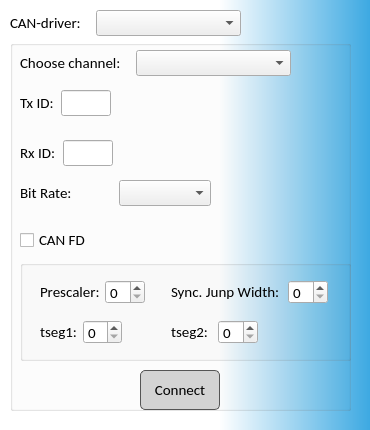
Qt form connectcandialog.ui (Dimkostyanichtov/UdsDiagnosticTool) before a commit.
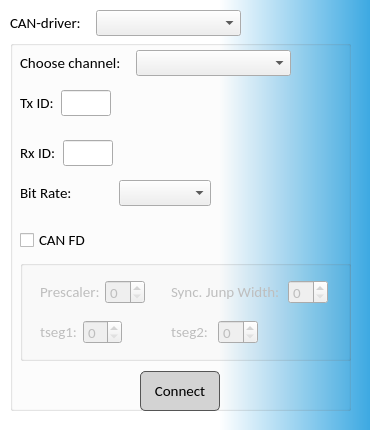
The same form after that commit. Icons and pictures are not drawn.

```diff
--- a/connectcandialog.ui
+++ b/connectcandialog.ui
@@ -69,7 +69,10 @@
      <string>CAN FD</string>
     </property>
    </widget>
-   <widget class="QGroupBox" name="groupBox">
+   <widget class="QGroupBox" name="canfdGroupBox">
+    <property name="enabled">
+     <bool>false</bool>
+    </property>
     <property name="geometry">
      <rect>
       <x>10</x>
@@ -81,7 +84,7 @@
     <property name="title">
      <string/>
     </property>
-    <widget class="QWidget" name="">
+    <widget class="QWidget" name="layoutWidget">
      <property name="geometry">
       <rect>
        <x>20</x>
@@ -128,7 +131,7 @@
       </item>
      </layout>
     </widget>
-    <widget class="QWidget" name="">
+    <widget class="QWidget" name="layoutWidget">
      <property name="geometry">
       <rect>
        <x>150</x>
@@ -175,7 +178,7 @@
       </item>
      </layout>
     </widget>
-    <widget class="QWidget" name="">
+    <widget class="QWidget" name="layoutWidget">
      <property name="geometry">
       <rect>
        <x>20</x>
@@ -222,7 +225,7 @@
       </item>
      </layout>
     </widget>
-    <widget class="QWidget" name="">
+    <widget class="QWidget" name="layoutWidget">
      <property name="geometry">
       <rect>
        <x>150</x>
@@ -276,7 +279,7 @@
       <x>-1</x>
       <y>330</y>
       <width>341</width>
-      <height>41</height>
+      <height>42</height>
      </rect>
     </property>
     <layout class="QHBoxLayout" name="horizontalLayout_2">
@@ -332,7 +335,7 @@
      </item>
     </layout>
    </widget>
-   <widget class="QWidget" name="">
+   <widget class="QWidget" name="layoutWidget">
     <property name="geometry">
      <rect>
       <x>10</x>
@@ -373,7 +376,7 @@
      </item>
     </layout>
    </widget>
-   <widget class="QWidget" name="">
+   <widget class="QWidget" name="layoutWidget">
     <property name="geometry">
      <rect>
       <x>10</x>
@@ -420,7 +423,7 @@
      </item>
     </layout>
    </widget>
-   <widget class="QWidget" name="">
+   <widget class="QWidget" name="layoutWidget">
     <property name="geometry">
      <rect>
       <x>10</x>
@@ -467,7 +470,7 @@
      </item>
     </layout>
    </widget>
-   <widget class="QWidget" name="">
+   <widget class="QWidget" name="layoutWidget">
     <property name="geometry">
      <rect>
       <x>10</x>
```
Left out of the diff: 2 changed lines with no effect on the pictures.
